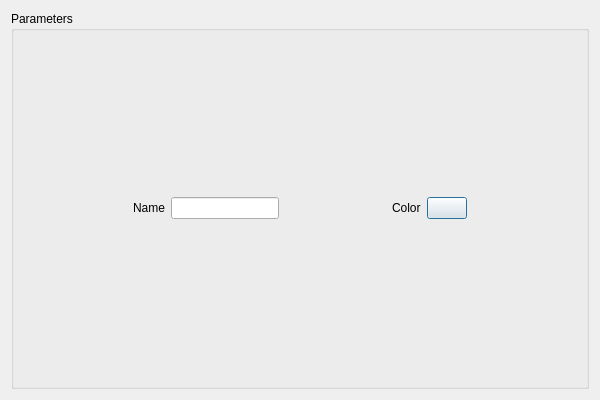
Qt form curve/figureeditdialog.ui (SoloMainDeveloper/TurbineQC) before a commit.
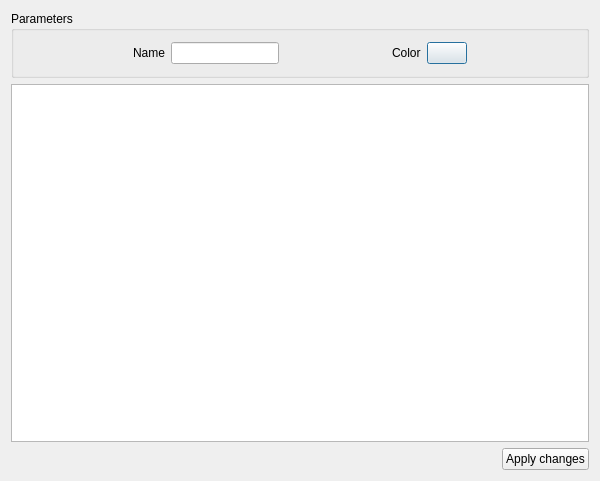
The same form after that commit.

What changed in the file:
```diff
--- a/curve/figureeditdialog.ui
+++ b/curve/figureeditdialog.ui
@@ -7,7 +7,7 @@
     <x>0</x>
     <y>0</y>
     <width>600</width>
-    <height>400</height>
+    <height>481</height>
    </rect>
   </property>
   <property name="sizePolicy">
@@ -110,7 +110,35 @@
     </widget>
    </item>
    <item>
-    <layout class="QGridLayout" name="dynamicGLayout"/>
+    <widget class="QTableWidget" name="tableWidget">
+     <attribute name="horizontalHeaderStretchLastSection">
+      <bool>true</bool>
+     </attribute>
+    </widget>
+   </item>
+   <item>
+    <layout class="QHBoxLayout" name="actionHL">
+     <item>
+      <spacer name="horizontalSpacer_7">
+       <property name="orientation">
+        <enum>Qt::Horizontal</enum>
+       </property>
+       <property name="sizeHint" stdset="0">
+        <size>
+         <width>40</width>
+         <height>20</height>
+        </size>
+       </property>
+      </spacer>
+     </item>
+     <item>
+      <widget class="QPushButton" name="applyChangesButton">
+       <property name="text">
+        <string>Apply changes</string>
+       </property>
+      </widget>
+     </item>
+    </layout>
    </item>
   </layout>
  </widget>
```
Left out of the diff: 5 changed lines with no effect on the pictures.
